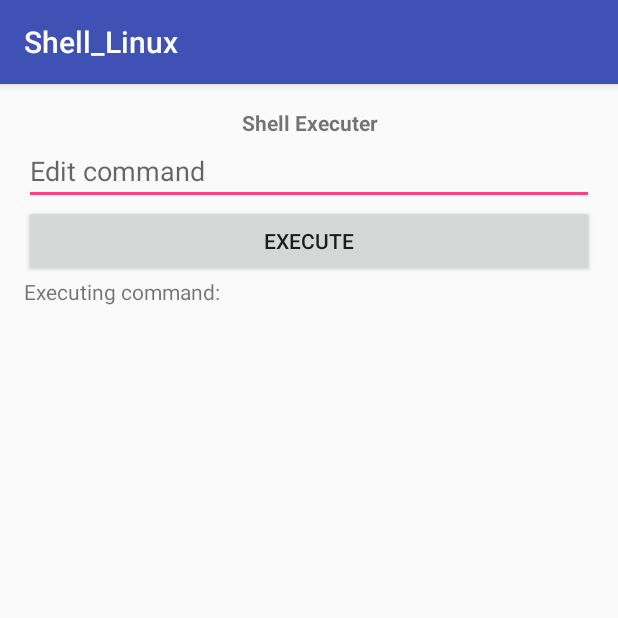
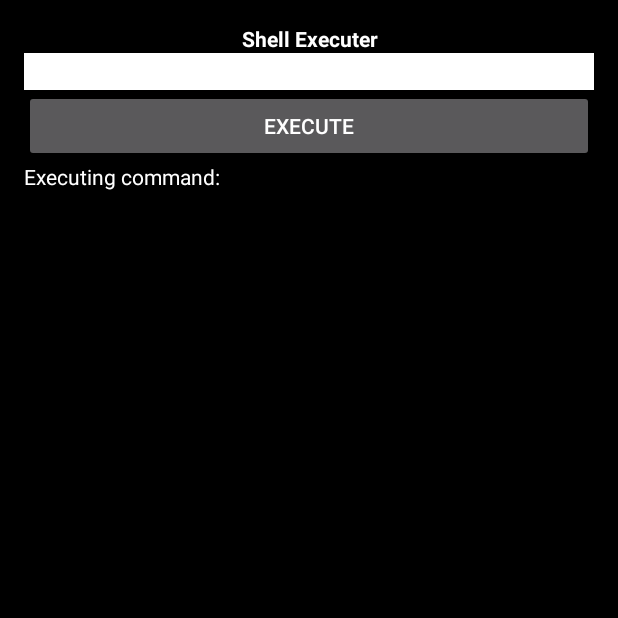
Before and after one commit to SlavikBstu/Mobile-System, an Android app: the screen it shows after launch (LinuxActivity), on a phone screen of 412 x 824 dp, the top half of it. Run offline under Robolectric (Android 15) with nearby library versions, the phone set to English and light mode, and no system bars.

Commit message:
Added black style

```diff
--- a/Shell_Linux/app/src/main/java/com/example/apache/shell_linux/LinuxActivity.java
+++ b/Shell_Linux/app/src/main/java/com/example/apache/shell_linux/LinuxActivity.java
@@ -29,6 +29,9 @@ public class LinuxActivity extends AppCompatActivity {
             public void onClick(View v) {
                 ShellExecuter shellExecuter = new ShellExecuter();
                 command = edCommand.getText().toString();
+                if (command.equals("cls")){
+                    info.setText("");
+                }
                 String output = shellExecuter.Executer(command);
                 info.setText(info.getText() + "\n" + output);
                 Log.d("Output", output);
--- a/Shell_Linux/app/src/main/res/layout/activity_linux.xml
+++ b/Shell_Linux/app/src/main/res/layout/activity_linux.xml
@@ -8,7 +8,8 @@
     android:paddingLeft="@dimen/activity_horizontal_margin"
     android:paddingRight="@dimen/activity_horizontal_margin"
     android:paddingTop="@dimen/activity_vertical_margin"
-    tools:context="com.example.apache.shell_linux.LinuxActivity">
+    tools:context="com.example.apache.shell_linux.LinuxActivity"
+    android:background="@android:color/black">
 
     <LinearLayout
         android:orientation="vertical"
@@ -16,7 +17,8 @@
         android:layout_height="match_parent"
         android:layout_alignParentTop="true"
         android:layout_alignParentLeft="true"
-        android:layout_alignParentStart="true">
+        android:layout_alignParentStart="true"
+        >
 
         <TextView
             android:text="Shell Executer"
@@ -24,7 +26,8 @@
             android:layout_height="wrap_content"
             android:id="@+id/titleView"
             android:textAlignment="center"
-            android:textStyle="normal|bold" />
+            android:textStyle="normal|bold"
+            android:textColor="@android:color/white"/>
 
         <EditText
             android:layout_width="match_parent"
@@ -32,7 +35,8 @@
             android:inputType="textPersonName"
             android:ems="10"
             android:id="@+id/editCommand"
-            android:hint="Edit command" />
+            android:hint="Edit command"
+            android:background="@android:color/white"/>
 
         <Button
             android:text="Execute"
@@ -48,7 +52,8 @@
                     android:text="Executing command: "
                     android:layout_width="match_parent"
                     android:layout_height="32dp"
-                    android:id="@+id/infoView" />
+                    android:id="@+id/infoView"
+                    android:textColor="@android:color/white"/>
         </ScrollView>
 
     </LinearLayout>
--- a/Shell_Linux/app/src/main/res/values/styles.xml
+++ b/Shell_Linux/app/src/main/res/values/styles.xml
@@ -1,7 +1,7 @@
 <resources>
 
     <!-- Base application theme. -->
-    <style name="AppTheme" parent="Theme.AppCompat.Light.DarkActionBar">
+    <style name="AppTheme" parent="Theme.AppCompat.NoActionBar">
         <!-- Customize your theme here. -->
         <item name="colorPrimary">@color/colorPrimary</item>
         <item name="colorPrimaryDark">@color/colorPrimaryDark</item>
```
